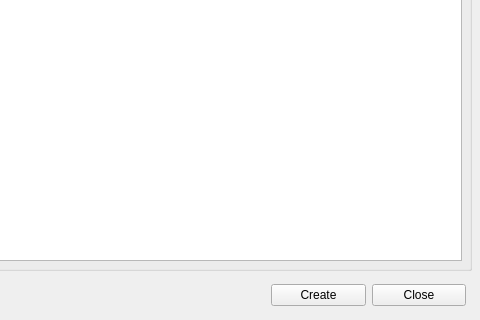
Before: the Qt Designer form ui_files/newProductCodeFolder.ui in FEN94/SML_FileManager, drawn with Qt 5; both pictures show x 449 to 929 and y 100 to 420 of the 929 by 420 pixel window.
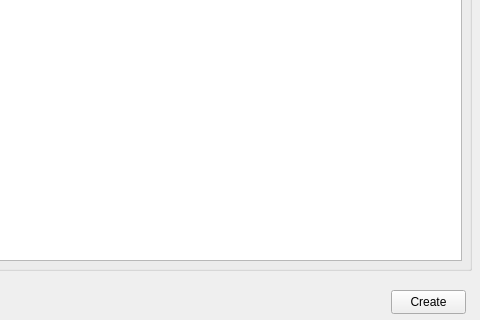
After: the same form once the commit is applied.

Commit message: newProductCodeFolder files deleted. Files updated

Patch:
```diff
--- a/ui_files/newProductCodeFolder.ui
+++ b/ui_files/newProductCodeFolder.ui
@@ -206,31 +206,18 @@
     </property>
    </widget>
   </widget>
-  <widget class="QWidget" name="layoutWidget">
+  <widget class="QPushButton" name="pushButton_create">
    <property name="geometry">
     <rect>
-     <x>720</x>
-     <y>380</y>
-     <width>195</width>
-     <height>30</height>
+     <x>840</x>
+     <y>390</y>
+     <width>75</width>
+     <height>24</height>
     </rect>
    </property>
-   <layout class="QHBoxLayout" name="horizontalLayout">
-    <item>
-     <widget class="QPushButton" name="pushButton_create">
       <property name="text">
        <string>Create</string>
       </property>
-     </widget>
-    </item>
-    <item>
-     <widget class="QPushButton" name="pushButton_close">
-      <property name="text">
-       <string>Close</string>
-      </property>
-     </widget>
-    </item>
-   </layout>
   </widget>
  </widget>
  <resources/>
```
Lines whose indentation alone changed are shown as unchanged. The commit also changes 3 other files.
